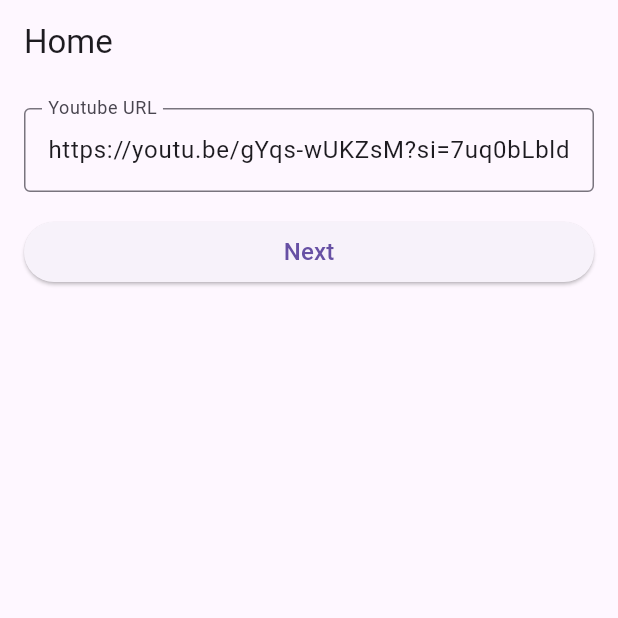
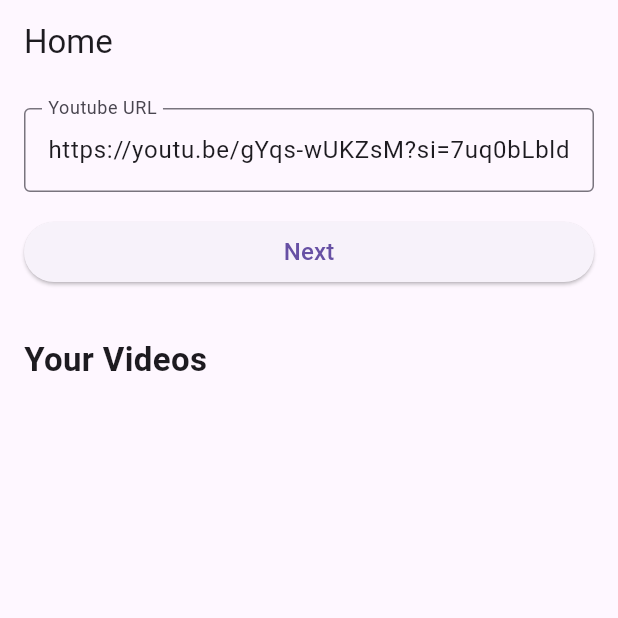
Before and after one commit to spencerchubb/aipodclips, a Flutter app: the screen it shows once a user with an empty profile is signed in, on a phone screen of 412 x 824 dp, the top half of it. Run offline on Flutter 3.47's test engine with Material 3 defaults, Android fonts, the phone set to English and light mode, and no system bars; our stand-ins replace cloud_firestore, firebase_auth, firebase_core, flutter_svg, google_sign_in; accounts and stored records are empty.

Commit message:
show list of user's videos

```diff
--- a/flutterapp/lib/pages/home.dart
+++ b/flutterapp/lib/pages/home.dart
@@ -3,6 +3,7 @@ import 'package:cloud_firestore/cloud_firestore.dart';
 import 'package:firebase_auth/firebase_auth.dart';
 import '../gcf.dart';
 import '../navigator.dart';
+
 class HomePage extends StatefulWidget {
   const HomePage({super.key});
 
@@ -11,7 +12,8 @@ class HomePage extends StatefulWidget {
 }
 
 class _HomePageState extends State<HomePage> {
-  final TextEditingController _urlController = TextEditingController(text: 'https://youtu.be/gYqs-wUKZsM?si=7uq0bLbld__lYSQK');
+  final TextEditingController _urlController = TextEditingController(
+      text: 'https://youtu.be/gYqs-wUKZsM?si=7uq0bLbld__lYSQK');
   bool isDownloading = false;
 
   @override
@@ -31,7 +33,6 @@ class _HomePageState extends State<HomePage> {
                 border: OutlineInputBorder(),
               ),
             ),
-            // const SizedBox(height: double.infinity),
             const SizedBox(height: 16),
             SizedBox(
               width: double.infinity,
@@ -60,6 +61,15 @@ class _HomePageState extends State<HomePage> {
                 ),
               ),
             ),
+            const SizedBox(height: 32),
+            Container(
+              alignment: Alignment.centerLeft,
+              child: Text(
+                'Your Videos',
+                style: TextStyle(fontSize: 22, fontWeight: FontWeight.bold),
+              ),
+            ),
+            VideosList(),
           ],
         ),
       ),
@@ -72,3 +82,35 @@ class _HomePageState extends State<HomePage> {
     super.dispose();
   }
 }
+
+class VideosList extends StatelessWidget {
+  @override
+  Widget build(BuildContext context) {
+    return Expanded(
+      child: StreamBuilder(
+        stream: FirebaseFirestore.instance
+            .collection('videos')
+            .where('uid', isEqualTo: FirebaseAuth.instance.currentUser?.uid)
+            .snapshots(),
+        builder: (context, snapshot) {
+          return ListView.builder(
+            itemCount: snapshot.data?.docs.length,
+            itemBuilder: (context, index) {
+              final video = snapshot.data?.docs[index].data();
+              final title = video?['title'] ?? 'Error :(';
+              return Padding(
+                padding: const EdgeInsets.only(top: 8),
+                child: ElevatedButton(
+                  onPressed: () {
+                    MyNavigator.pushNamed('/prompt');
+                  },
+                  child: Text(title),
+                ),
+              );
+            },
+          );
+        },
+      ),
+    );
+  }
+}
```
